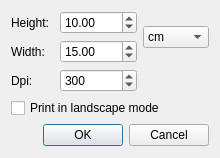
Above: ExactSizeDialog.ui from enricoros/fotowall before the change. Below: the same form after it.
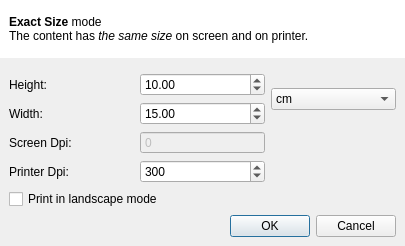
That is the form after the change.

Commit message: Small usability fixes. Improved the Exact Size dialog. Updated translations (again :-/).

Diff of the .ui file:
```diff
--- a/ExactSizeDialog.ui
+++ b/ExactSizeDialog.ui
@@ -6,13 +6,44 @@
    <rect>
     <x>0</x>
     <y>0</y>
-    <width>220</width>
-    <height>158</height>
+    <width>405</width>
+    <height>246</height>
    </rect>
   </property>
   <property name="windowTitle">
    <string>Choose size</string>
   </property>
+  <layout class="QVBoxLayout" name="verticalLayout">
+   <property name="margin">
+    <number>0</number>
+   </property>
+   <item>
+    <widget class="QWidget" name="widget" native="true">
+     <property name="styleSheet">
+      <string notr="true">background-color: rgb(255, 255, 255);</string>
+     </property>
+     <layout class="QVBoxLayout" name="verticalLayout_2">
+      <item>
+       <widget class="QLabel" name="label_5">
+        <property name="text">
+         <string>&lt;b&gt;Exact Size&lt;/b&gt; mode&lt;br&gt;The content has &lt;i&gt;the same size&lt;/i&gt; on screen and on printer.</string>
+        </property>
+        <property name="wordWrap">
+         <bool>true</bool>
+        </property>
+        <property name="margin">
+         <number>8</number>
+        </property>
+       </widget>
+      </item>
+     </layout>
+    </widget>
+   </item>
+   <item>
+    <widget class="QFrame" name="frame">
+     <property name="frameShape">
+      <enum>QFrame::NoFrame</enum>
+     </property>
   <layout class="QGridLayout" name="gridLayout">
    <item row="0" column="0">
     <widget class="QLabel" name="label_2">
@@ -63,17 +94,46 @@
     </widget>
    </item>
    <item row="2" column="0">
-    <widget class="QLabel" name="label_3">
+       <widget class="QLabel" name="label_4">
      <property name="toolTip">
       <string>Dot Per Inch</string>
      </property>
      <property name="text">
-      <string>Dpi:</string>
+         <string>Screen Dpi:</string>
      </property>
     </widget>
    </item>
    <item row="2" column="1">
-    <widget class="QSpinBox" name="dpiSpinBox">
+       <widget class="QSpinBox" name="screenDpi">
+        <property name="enabled">
+         <bool>false</bool>
+        </property>
+        <property name="readOnly">
+         <bool>true</bool>
+        </property>
+        <property name="buttonSymbols">
+         <enum>QAbstractSpinBox::NoButtons</enum>
+        </property>
+        <property name="keyboardTracking">
+         <bool>false</bool>
+        </property>
+        <property name="maximum">
+         <number>1000</number>
+        </property>
+       </widget>
+      </item>
+      <item row="3" column="0">
+       <widget class="QLabel" name="label_3">
+        <property name="toolTip">
+         <string>Dot Per Inch</string>
+        </property>
+        <property name="text">
+         <string>Printer Dpi:</string>
+        </property>
+       </widget>
+      </item>
+      <item row="3" column="1">
+       <widget class="QSpinBox" name="printDpi">
      <property name="maximum">
       <number>1000</number>
      </property>
@@ -82,14 +142,14 @@
      </property>
     </widget>
    </item>
-   <item row="3" column="0" colspan="3">
+      <item row="4" column="0" colspan="3">
     <widget class="QCheckBox" name="landscapeCheckBox">
      <property name="text">
       <string>Print in landscape mode</string>
      </property>
     </widget>
    </item>
-   <item row="4" column="0" colspan="3">
+      <item row="5" column="0" colspan="3">
     <widget class="QDialogButtonBox" name="buttonBox">
      <property name="orientation">
       <enum>Qt::Horizontal</enum>
@@ -97,6 +157,9 @@
      <property name="standardButtons">
       <set>QDialogButtonBox::Cancel|QDialogButtonBox::Ok</set>
      </property>
+       </widget>
+      </item>
+     </layout>
     </widget>
    </item>
   </layout>
```
Lines whose indentation alone changed are shown as unchanged. The commit also changes 8 other files.
